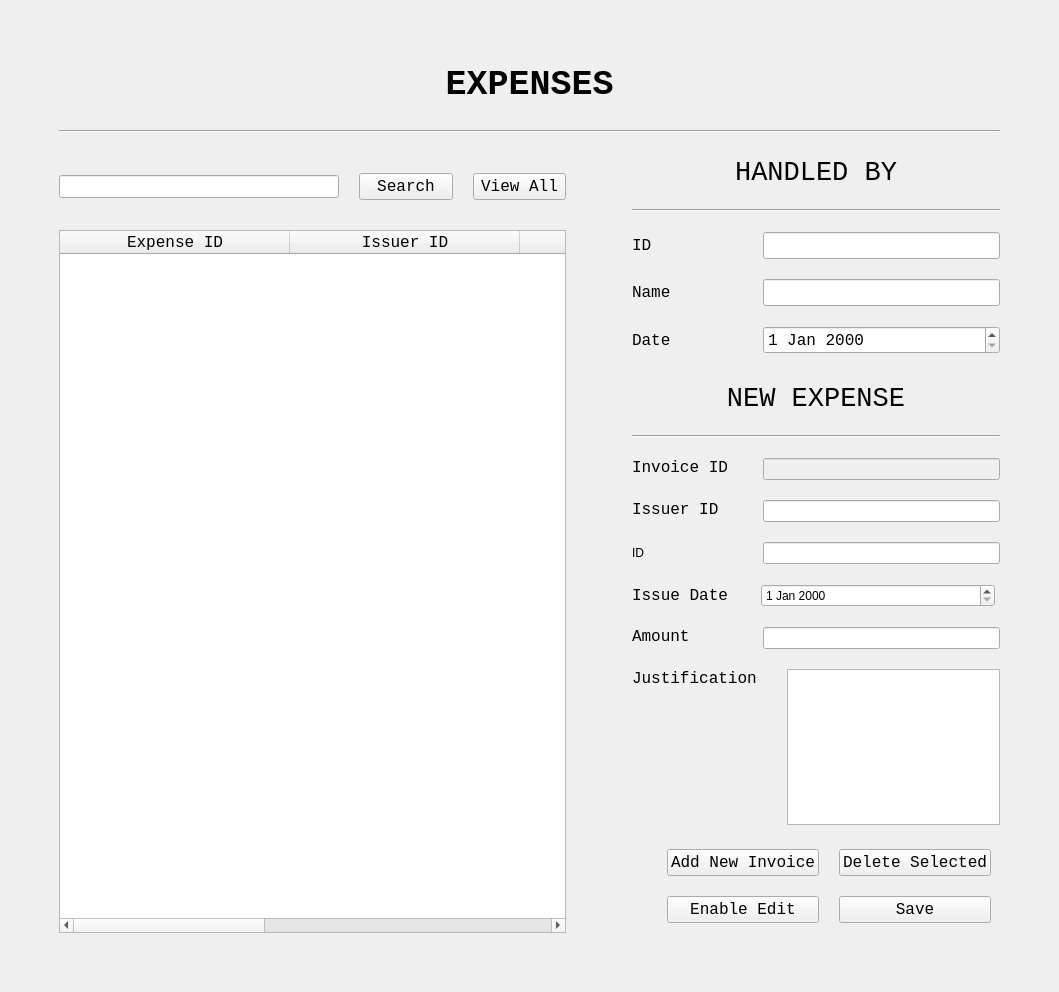
The window that ExpensesUI.ui (ASNaeem/Simple-VCMS) describes before a commit, drawn with Qt 5.
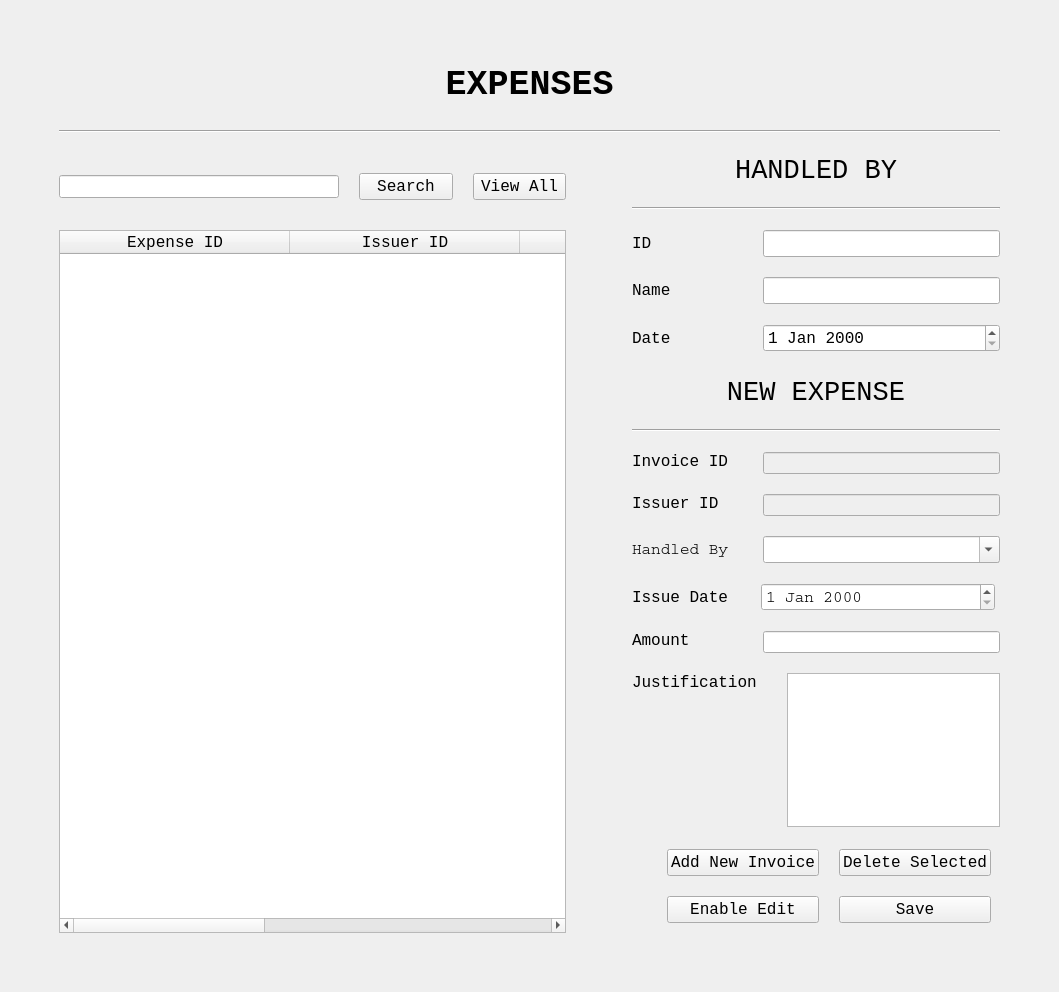
The same window after the commit.

Commit message: added searchable combobox in expenses

```diff
--- a/ExpensesUI.ui
+++ b/ExpensesUI.ui
@@ -456,6 +456,12 @@
                 <verstretch>0</verstretch>
                </sizepolicy>
               </property>
+              <property name="font">
+               <font>
+                <family>Courier</family>
+                <pointsize>12</pointsize>
+               </font>
+              </property>
              </widget>
             </item>
            </layout>
@@ -687,6 +693,9 @@
             </item>
             <item>
              <widget class="QLineEdit" name="line_animal_id">
+              <property name="enabled">
+               <bool>false</bool>
+              </property>
               <property name="sizePolicy">
                <sizepolicy hsizetype="Expanding" vsizetype="Expanding">
                 <horstretch>0</horstretch>
@@ -786,7 +795,7 @@
            </spacer>
           </item>
           <item row="9" column="0">
-           <layout class="QHBoxLayout" name="horizontalLayout_14" stretch="7,15">
+           <layout class="QHBoxLayout" name="horizontalLayout_14" stretch="30,64">
             <item>
              <widget class="QLabel" name="label_7">
               <property name="sizePolicy">
@@ -795,18 +804,33 @@
                 <verstretch>0</verstretch>
                </sizepolicy>
               </property>
+              <property name="font">
+               <font>
+                <family>Courier</family>
+                <pointsize>12</pointsize>
+               </font>
+              </property>
               <property name="text">
-               <string>ID</string>
+               <string>Handled By</string>
               </property>
              </widget>
             </item>
             <item>
-             <widget class="QLineEdit" name="lineEdit_3">
-              <property name="sizePolicy">
-               <sizepolicy hsizetype="Expanding" vsizetype="Expanding">
-                <horstretch>0</horstretch>
-                <verstretch>0</verstretch>
-               </sizepolicy>
+             <widget class="QComboBox" name="comboBox">
+              <property name="font">
+               <font>
+                <family>Courier</family>
+                <pointsize>12</pointsize>
+               </font>
+              </property>
+              <property name="editable">
+               <bool>true</bool>
+              </property>
+              <property name="insertPolicy">
+               <enum>QComboBox::NoInsert</enum>
+              </property>
+              <property name="placeholderText">
+               <string>Start typing. . .</string>
               </property>
              </widget>
             </item>
```
The commit also changes 1 other file.
